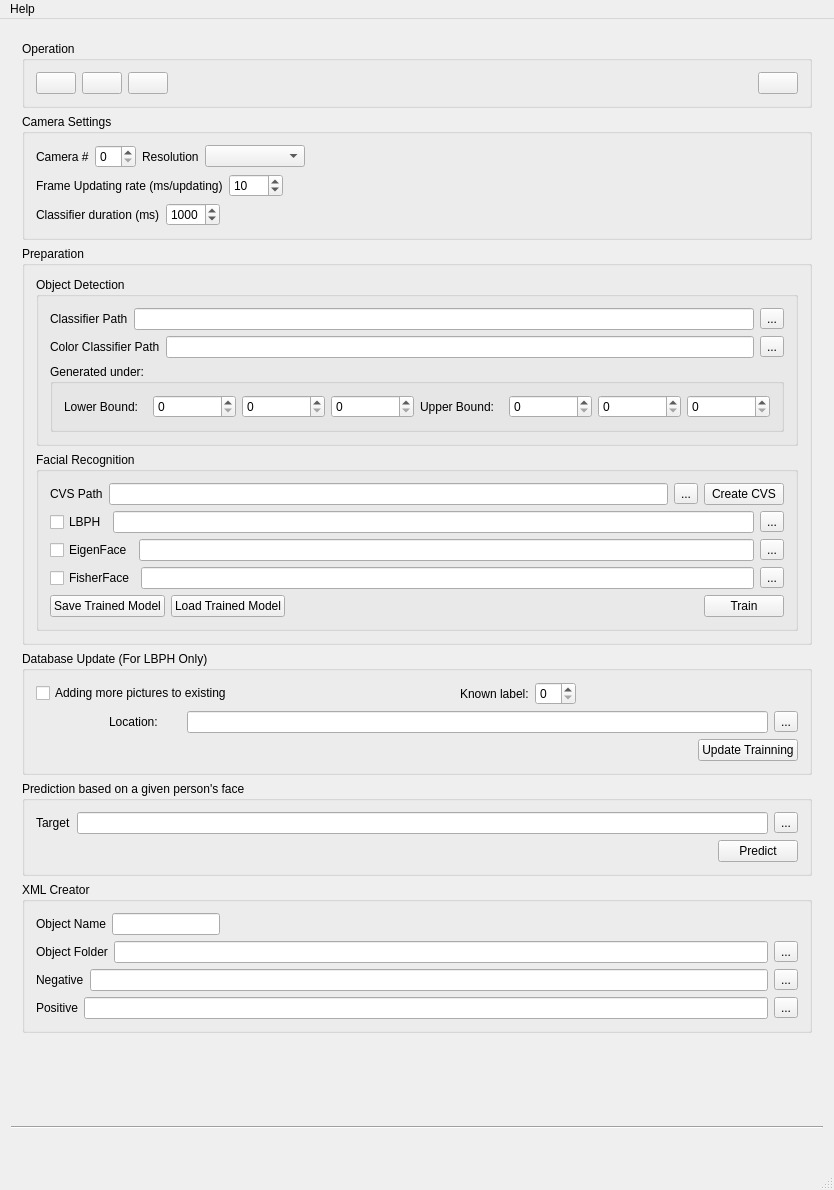
This is recognizer.ui in windsice/Facial-Recognition as Qt 5 draws it before an edit. The edited form follows.
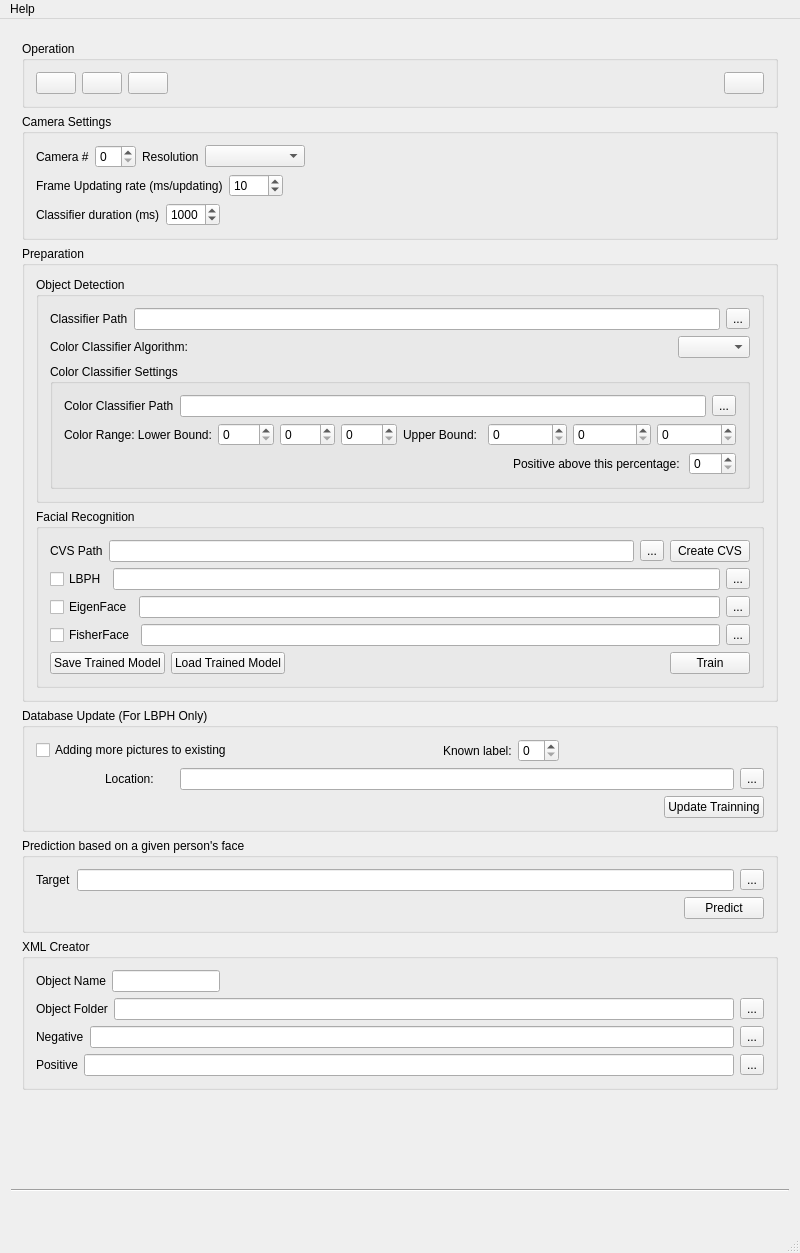
This is the edited form. Icons and pictures are not drawn.

Commit message: added different methods to do color classifying, color percentage is not done yet tho

The edit to the form file:
```diff
--- a/recognizer.ui
+++ b/recognizer.ui
@@ -6,10 +6,22 @@
    <rect>
     <x>0</x>
     <y>0</y>
-    <width>834</width>
-    <height>1190</height>
+    <width>800</width>
+    <height>1253</height>
    </rect>
   </property>
+  <property name="sizePolicy">
+   <sizepolicy hsizetype="Preferred" vsizetype="Preferred">
+    <horstretch>0</horstretch>
+    <verstretch>0</verstretch>
+   </sizepolicy>
+  </property>
+  <property name="maximumSize">
+   <size>
+    <width>16777215</width>
+    <height>16777215</height>
+   </size>
+  </property>
   <property name="windowTitle">
    <string>Recognizer</string>
   </property>
@@ -21,9 +33,21 @@
    <double>1.000000000000000</double>
   </property>
   <widget class="QWidget" name="centralWidget">
+   <property name="sizePolicy">
+    <sizepolicy hsizetype="Preferred" vsizetype="Preferred">
+     <horstretch>0</horstretch>
+     <verstretch>0</verstretch>
+    </sizepolicy>
+   </property>
    <layout class="QVBoxLayout" name="verticalLayout_6">
     <item>
      <widget class="QStackedWidget" name="stackedWidget">
+      <property name="sizePolicy">
+       <sizepolicy hsizetype="Preferred" vsizetype="Preferred">
+        <horstretch>0</horstretch>
+        <verstretch>0</verstretch>
+       </sizepolicy>
+      </property>
       <property name="contextMenuPolicy">
        <enum>Qt::NoContextMenu</enum>
       </property>
@@ -307,7 +331,7 @@
              <property name="title">
               <string>Object Detection</string>
              </property>
-             <layout class="QVBoxLayout" name="verticalLayout_3">
+             <layout class="QVBoxLayout" name="verticalLayout_9">
               <item>
                <layout class="QHBoxLayout" name="horizontalLayout_18">
                 <item>
@@ -330,6 +354,39 @@
                </layout>
               </item>
               <item>
+               <layout class="QHBoxLayout" name="horizontalLayout_23">
+                <item>
+                 <widget class="QLabel" name="label_4">
+                  <property name="text">
+                   <string>Color Classifier Algorithm:</string>
+                  </property>
+                 </widget>
+                </item>
+                <item>
+                 <spacer name="horizontalSpacer_13">
+                  <property name="orientation">
+                   <enum>Qt::Horizontal</enum>
+                  </property>
+                  <property name="sizeHint" stdset="0">
+                   <size>
+                    <width>40</width>
+                    <height>20</height>
+                   </size>
+                  </property>
+                 </spacer>
+                </item>
+                <item>
+                 <widget class="QComboBox" name="comboBox_colorClassifierAlgorithm"/>
+                </item>
+               </layout>
+              </item>
+              <item>
+               <widget class="QGroupBox" name="groupBox_colorClassifier">
+                <property name="title">
+                 <string>Color Classifier Settings</string>
+                </property>
+                <layout class="QVBoxLayout" name="verticalLayout_3">
+                 <item>
                <layout class="QHBoxLayout" name="horizontalLayout_2">
                 <item>
                  <widget class="QLabel" name="label">
@@ -339,7 +396,11 @@
                  </widget>
                 </item>
                 <item>
-                 <widget class="QLineEdit" name="lineEdit_colorClassifier"/>
+                    <widget class="QLineEdit" name="lineEdit_colorClassifier">
+                     <property name="readOnly">
+                      <bool>false</bool>
+                     </property>
+                    </widget>
                 </item>
                 <item>
                  <widget class="QToolButton" name="toolButton_colorClassifier">
@@ -351,17 +412,13 @@
                </layout>
               </item>
               <item>
-               <widget class="QGroupBox" name="groupBox_colorHasPath">
-                <property name="title">
-                 <string>Generated under:</string>
-                </property>
                 <layout class="QHBoxLayout" name="horizontalLayout_16">
                  <item>
                   <layout class="QHBoxLayout" name="horizontalLayout_12">
                    <item>
                     <widget class="QLabel" name="label_2">
                      <property name="text">
-                      <string>Lower Bound:</string>
+                        <string>Color Range: Lower Bound:</string>
                      </property>
                     </widget>
                    </item>
@@ -421,9 +478,46 @@
                   </layout>
                  </item>
                 </layout>
-               </widget>
-              </item>
-             </layout>
+                 </item>
+                 <item>
+                  <layout class="QHBoxLayout" name="horizontalLayout_25">
+                   <item>
+                    <spacer name="horizontalSpacer_14">
+                     <property name="orientation">
+                      <enum>Qt::Horizontal</enum>
+                     </property>
+                     <property name="sizeHint" stdset="0">
+                      <size>
+                       <width>40</width>
+                       <height>20</height>
+                      </size>
+                     </property>
+                    </spacer>
+                   </item>
+                   <item>
+                    <widget class="QLabel" name="label_colorPercentage">
+                     <property name="text">
+                      <string>Positive above this percentage: </string>
+                     </property>
+                    </widget>
+                   </item>
+                   <item>
+                    <widget class="QSpinBox" name="spinBox_colorPercentage">
+                     <property name="maximum">
+                      <number>100</number>
+                     </property>
+                    </widget>
+                   </item>
+                  </layout>
+                 </item>
+                </layout>
+               </widget>
+              </item>
+             </layout>
+             <zorder>groupBox_colorClassifier</zorder>
+             <zorder>label_colorClassifier</zorder>
+             <zorder>label_colorPercentage</zorder>
+             <zorder>spinBox_colorPercentage</zorder>
             </widget>
            </item>
            <item>
@@ -951,7 +1045,7 @@
     <rect>
      <x>0</x>
      <y>0</y>
-     <width>834</width>
+     <width>800</width>
      <height>21</height>
     </rect>
    </property>
```
Left out of the diff: 2 changed lines with no effect on the pictures. Lines whose indentation alone changed are shown as unchanged. The commit also changes 4 other files.
